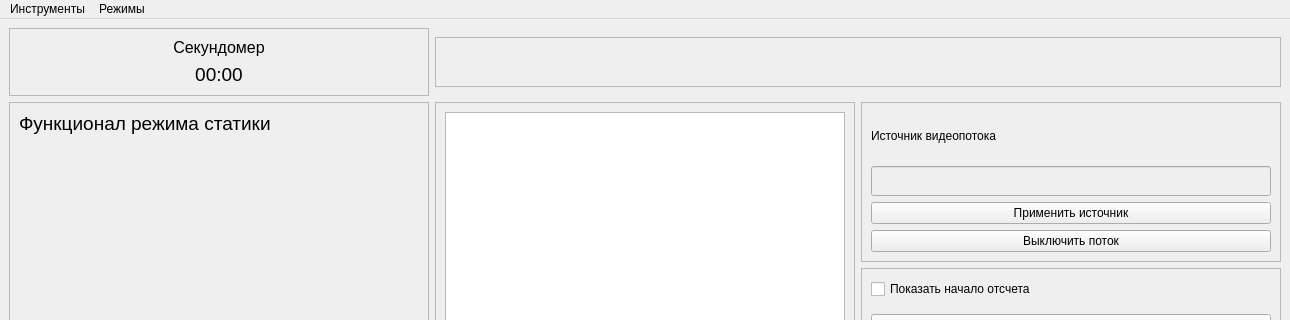
The window that ui/main.ui (DoubleCitizen/SSUGT_inclinometer) describes before a commit, drawn with Qt 5; both pictures show x 0 to 1290 and y 0 to 320 of the 1290 by 600 pixel window.
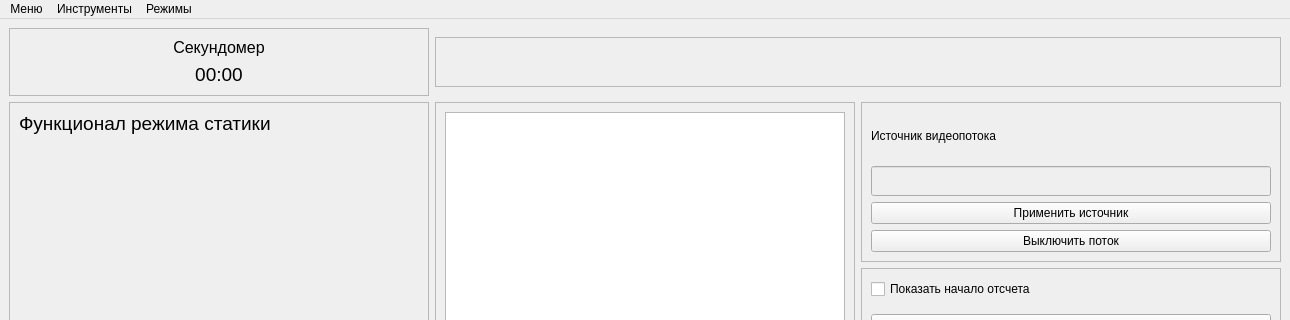
The same window after the commit. Icons and pictures are not drawn. Custom widgets are drawn as their Qt base class.

Commit message: Добавлена иконка и возможность вернуться в стартовое окно

Patch:
```diff
--- a/ui/main.ui
+++ b/ui/main.ui
@@ -353,6 +353,13 @@
     </property>
     <addaction name="action_static_mode"/>
    </widget>
+   <widget class="QMenu" name="menu_2">
+    <property name="title">
+     <string>Меню</string>
+    </property>
+    <addaction name="action_main_window"/>
+   </widget>
+   <addaction name="menu_2"/>
    <addaction name="menu_tools"/>
    <addaction name="menu"/>
   </widget>
```
Left out of the diff: 13 changed lines with no effect on the pictures. The commit also changes 1 other file.
